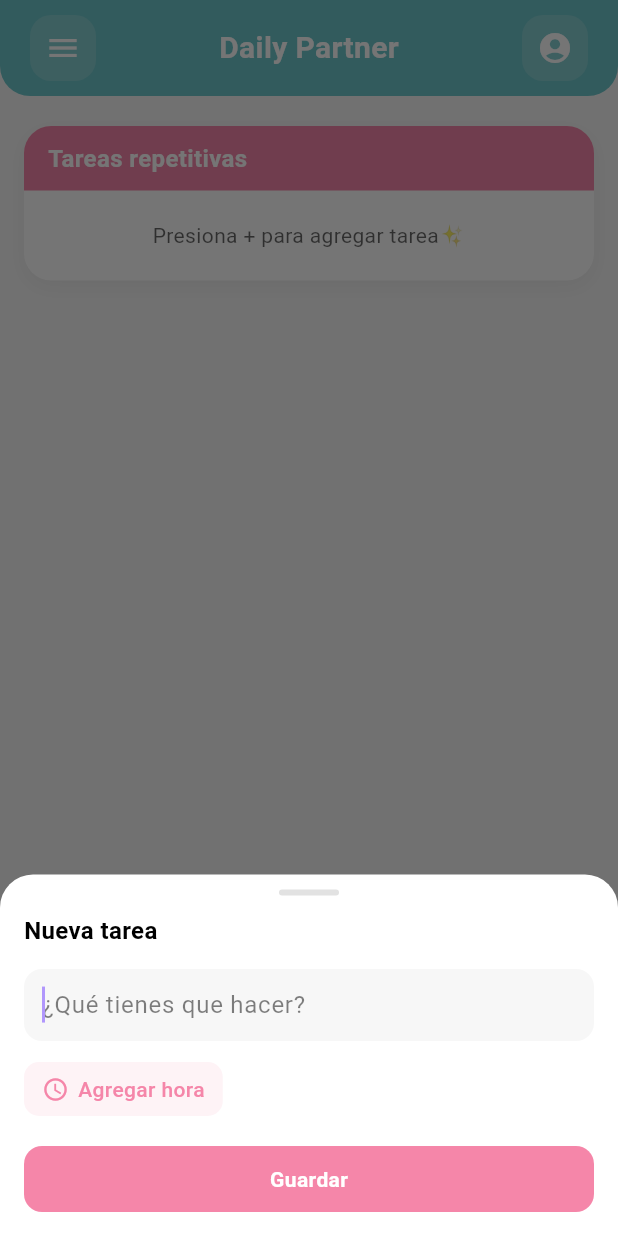
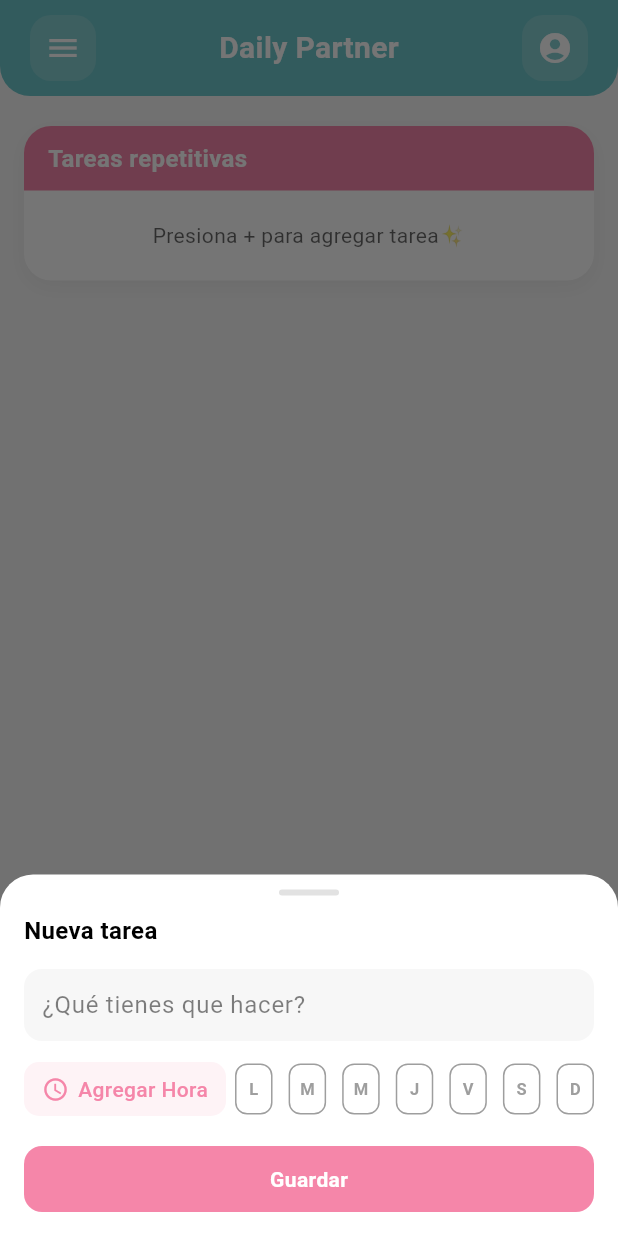
Before and after one commit to jbmquery/dailypartner, a Flutter app: the RepetitivasPage screen opened directly, after a tap on the "menu" icon, after a tap on the "account circle" icon, after a tap on the "add" icon, on a phone screen of 412 x 824 dp. Run offline on Flutter 3.47's test engine with Material 3 defaults, Android fonts, the phone set to English and light mode, and no system bars; our stand-ins replace cloud_firestore, firebase_auth, firebase_core, rxdart; accounts and stored records are empty.

Commit message:
Se actualizó el repetitivas_page.dart

```diff
--- a/lib/widgets/home/miniquestions.dart
+++ b/lib/widgets/home/miniquestions.dart
@@ -135,7 +135,7 @@ class _MiniQuestionsState extends State<MiniQuestions> {
                 Icon(
                   isActive ? Icons.local_drink : Icons.local_drink_outlined,
                   color: isActive
-                      ? Color(0xFF3DAAD8)
+                      ? theme.primaryColor
                       : theme.colorScheme.outline, // 🔥 dinámico
                   size: 40,
                 ),
--- a/lib/widgets/home/tareas_list.dart
+++ b/lib/widgets/home/tareas_list.dart
@@ -40,7 +40,7 @@ class TareasListWidget extends StatelessWidget {
         return Container(
           width: double.infinity,
           decoration: BoxDecoration(
-            color: theme.cardColor, // 🔥 dinámico
+            color: theme.colorScheme.surface, // 🔥 dinámico
             borderRadius: BorderRadius.circular(18),
           ),
           child: Column(
--- a/lib/widgets/repetitivas/repetitivas_dialog.dart
+++ b/lib/widgets/repetitivas/repetitivas_dialog.dart
@@ -18,6 +18,27 @@ class _RepetitivasDialogState extends State<RepetitivasDialog> {
 
   String? time;
 
+  // 🔥 NUEVO: días
+  Map<String, bool> dias = {
+    "lunes": false,
+    "martes": false,
+    "miercoles": false,
+    "jueves": false,
+    "viernes": false,
+    "sabado": false,
+    "domingo": false,
+  };
+
+  final Map<String, String> diasShort = {
+    "lunes": "L",
+    "martes": "M",
+    "miercoles": "M",
+    "jueves": "J",
+    "viernes": "V",
+    "sabado": "S",
+    "domingo": "D",
+  };
+
   @override
   void initState() {
     super.initState();
@@ -25,6 +46,11 @@ class _RepetitivasDialogState extends State<RepetitivasDialog> {
     if (widget.task != null) {
       controller.text = widget.task!["titulo"] ?? "";
       time = widget.task!["hora_recordatorio"];
+
+      // 🔥 cargar días (compatibilidad con null)
+      for (var key in dias.keys) {
+        dias[key] = widget.task![key] ?? false;
+      }
     }
   }
 
@@ -50,6 +76,9 @@ class _RepetitivasDialogState extends State<RepetitivasDialog> {
       "hora_recordatorio": time,
       "importancia": "normal",
       "actualizacion": FieldValue.serverTimestamp(),
+
+      // 🔥 NUEVO: días
+      ...dias,
     };
 
     if (widget.task == null) {
@@ -90,13 +119,13 @@ class _RepetitivasDialogState extends State<RepetitivasDialog> {
       child: Container(
         padding: const EdgeInsets.fromLTRB(16, 10, 16, 16),
         decoration: BoxDecoration(
-          color: theme.colorScheme.surface, // 🔥 dinámico
+          color: theme.colorScheme.surface,
           borderRadius: const BorderRadius.vertical(top: Radius.circular(22)),
         ),
         child: Column(
           mainAxisSize: MainAxisSize.min,
           children: [
-            // 🔘 HANDLE
+            // HANDLE
             Container(
               width: 40,
               height: 4,
@@ -107,7 +136,6 @@ class _RepetitivasDialogState extends State<RepetitivasDialog> {
               ),
             ),
 
-            // 🧠 TITULO
             Align(
               alignment: Alignment.centerLeft,
               child: Text(
@@ -122,7 +150,7 @@ class _RepetitivasDialogState extends State<RepetitivasDialog> {
 
             const SizedBox(height: 14),
 
-            // ✍️ INPUT
+            // INPUT
             Container(
               padding: const EdgeInsets.symmetric(horizontal: 12),
               decoration: BoxDecoration(
@@ -131,10 +159,6 @@ class _RepetitivasDialogState extends State<RepetitivasDialog> {
               ),
               child: TextField(
                 controller: controller,
-                autofocus: true,
-                textInputAction: TextInputAction.done,
-                enableSuggestions: false,
-                autocorrect: false,
                 style: TextStyle(color: theme.colorScheme.onBackground),
                 decoration: InputDecoration(
                   hintText: "¿Qué tienes que hacer?",
@@ -148,9 +172,10 @@ class _RepetitivasDialogState extends State<RepetitivasDialog> {
 
             const SizedBox(height: 14),
 
-            // ⏰ HORA
+            // 🔥 HORA + DÍAS
             Row(
               children: [
+                // ⏰ hora
                 GestureDetector(
                   onTap: pickTime,
                   child: Container(
@@ -171,7 +196,7 @@ class _RepetitivasDialogState extends State<RepetitivasDialog> {
                         ),
                         const SizedBox(width: 6),
                         Text(
-                          time ?? "Agregar hora",
+                          time ?? "Agregar Hora",
                           style: TextStyle(
                             color: theme.colorScheme.secondary,
                             fontWeight: FontWeight.w500,
@@ -181,12 +206,59 @@ class _RepetitivasDialogState extends State<RepetitivasDialog> {
                     ),
                   ),
                 ),
+
+                const SizedBox(width: 6),
+
+                // 🔥 días
+                Expanded(
+                  child: Row(
+                    mainAxisAlignment: MainAxisAlignment.spaceBetween,
+                    children: dias.keys.map((key) {
+                      final active = dias[key]!;
+
+                      return GestureDetector(
+                        onTap: () {
+                          setState(() {
+                            dias[key] = !active;
+                          });
+                        },
+                        child: Container(
+                          padding: const EdgeInsets.symmetric(vertical: 8),
+                          width: 25,
+                          decoration: BoxDecoration(
+                            color: active
+                                ? theme.colorScheme.secondary
+                                : theme.colorScheme.surface,
+                            borderRadius: BorderRadius.circular(8),
+                            border: Border.all(
+                              color: active
+                                  ? theme.colorScheme.secondary
+                                  : theme.colorScheme.outline,
+                            ),
+                          ),
+                          child: Center(
+                            child: Text(
+                              diasShort[key]!,
+                              style: TextStyle(
+                                fontSize: 11,
+                                fontWeight: FontWeight.bold,
+                                color: active
+                                    ? theme.colorScheme.onSecondary
+                                    : theme.colorScheme.outline,
+                              ),
+                            ),
+                          ),
+                        ),
+                      );
+                    }).toList(),
+                  ),
+                ),
               ],
             ),
 
             const SizedBox(height: 20),
 
-            // 🔘 BOTONES
+            // BOTONES
             Row(
               children: [
                 if (widget.task != null)
```
Also changed, not shown: lib/pages/repetitivas_page.dart (+51 -0 lines), lib/widgets/home/home_racha.dart (+6 -6 lines).
